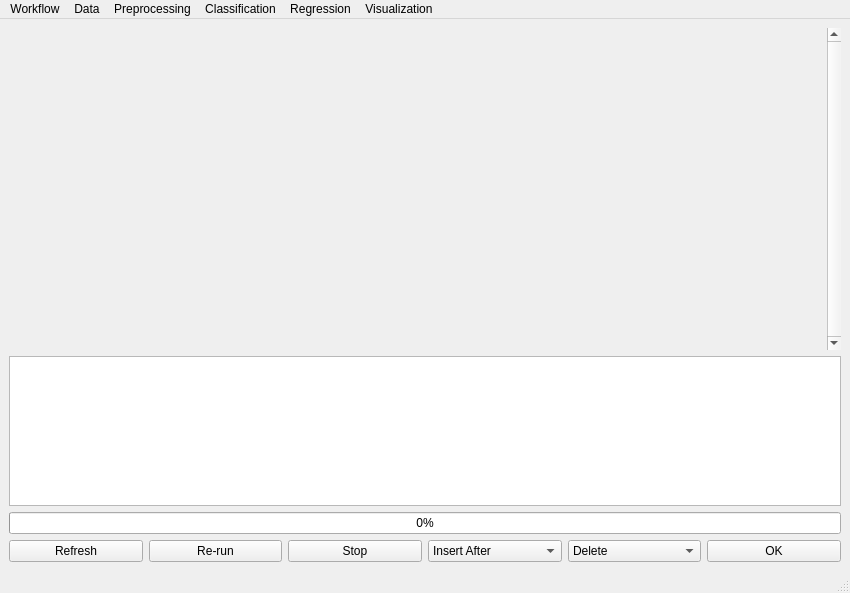
First picture: the form in ui/MainWindow.ui, repository europlanet-gmap/PyHAT_Point_Spectra_GUI, before the edit.
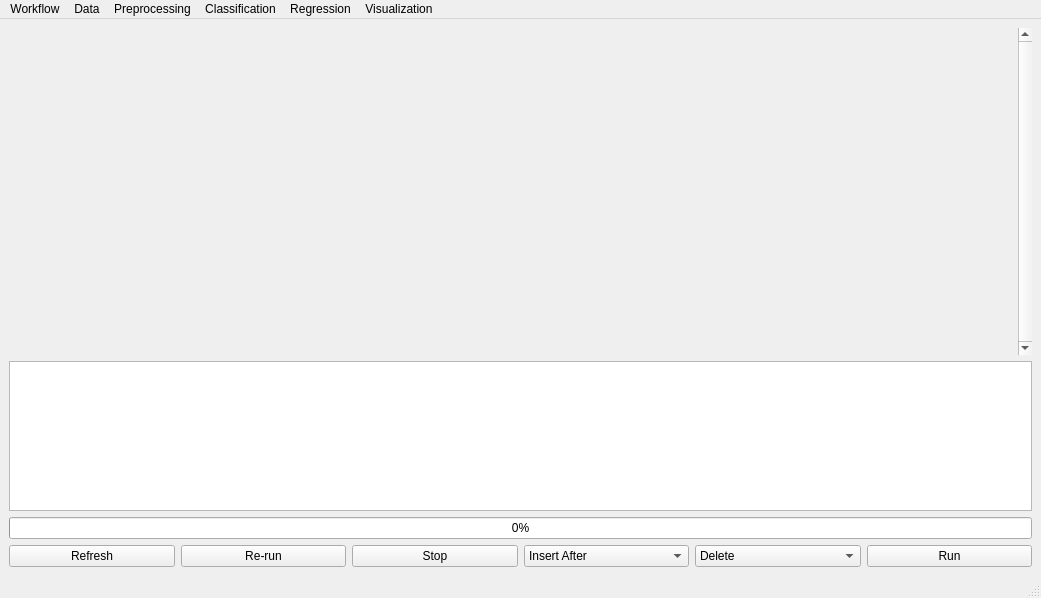
Second picture: the form after the edit.

Patch:
```diff
--- a/ui/MainWindow.ui
+++ b/ui/MainWindow.ui
@@ -6,8 +6,8 @@
    <rect>
     <x>0</x>
     <y>0</y>
-    <width>850</width>
-    <height>593</height>
+    <width>1041</width>
+    <height>598</height>
    </rect>
   </property>
   <property name="windowTitle">
@@ -40,8 +40,8 @@
         <rect>
          <x>0</x>
          <y>0</y>
-         <width>807</width>
-         <height>295</height>
+         <width>954</width>
+         <height>166</height>
         </rect>
        </property>
        <layout class="QVBoxLayout" name="verticalLayout_2"/>
@@ -151,7 +151,7 @@
          <string>Press this button when you're ready to run. (Ctrl+Enter)</string>
         </property>
         <property name="text">
-         <string>OK</string>
+         <string>Run</string>
         </property>
        </widget>
       </item>
@@ -164,8 +164,8 @@
     <rect>
      <x>0</x>
      <y>0</y>
-     <width>850</width>
-     <height>26</height>
+     <width>1041</width>
+     <height>47</height>
     </rect>
    </property>
    <widget class="QMenu" name="menuFile">
```
Left out of the diff: 6 changed lines with no effect on the pictures.
